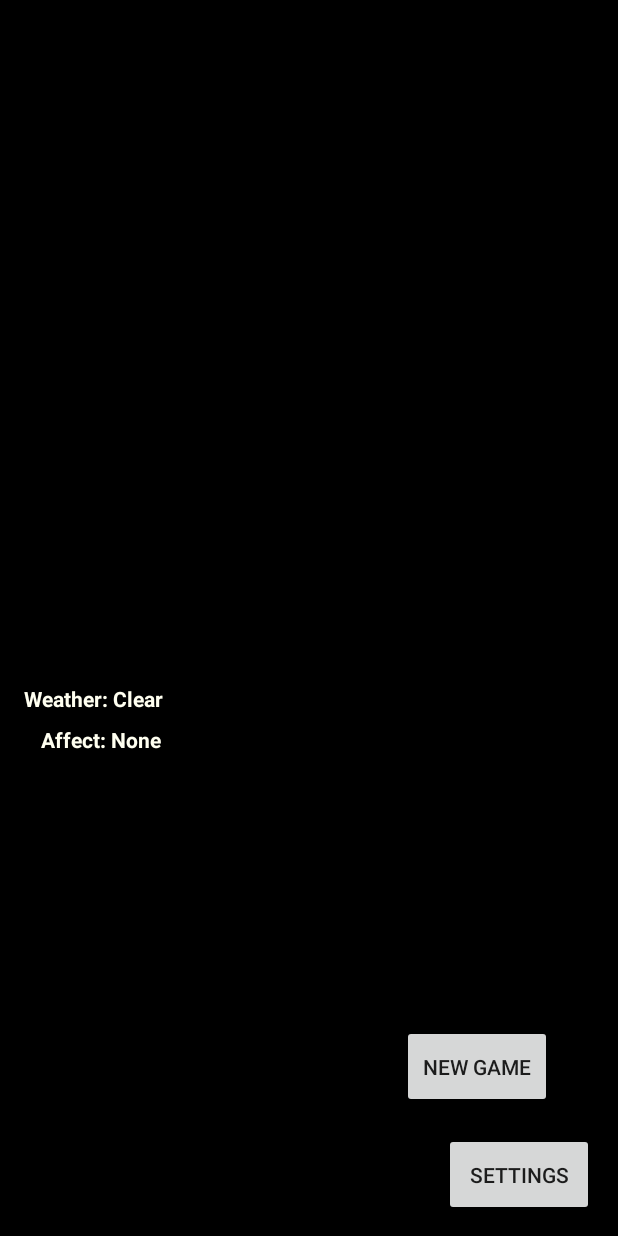
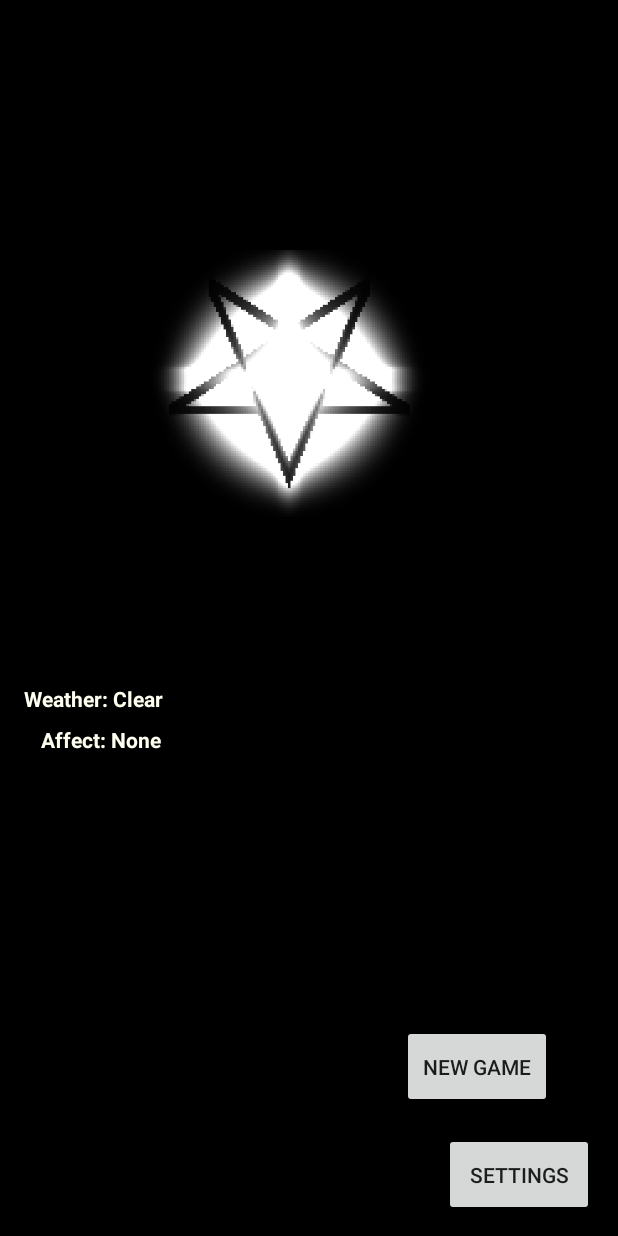
Before and after one commit to HLA-systeem/ToUncurseWeRequireaRumor, an Android app: the screen it shows after launch (MainActivity), on a phone screen of 412 x 824 dp. Run offline under Robolectric (Android 15) with nearby library versions, the light colour scheme and no system bars; 2 statements that could not run were skipped.

Commit message:
added the star to the title screen and made a finalScene

```diff
--- a/app/src/main/res/layout/activity_main.xml
+++ b/app/src/main/res/layout/activity_main.xml
@@ -52,4 +52,14 @@
         android:textStyle="bold"
         app:layout_constraintLeft_toLeftOf="parent"
         app:layout_constraintTop_toBottomOf="@+id/text_weatherStatus" />
+
+    <ImageView
+        android:id="@+id/imageView"
+        android:layout_width="317dp"
+        android:layout_height="420dp"
+        app:srcCompat="@drawable/star"
+        android:layout_marginLeft="34dp"
+        app:layout_constraintLeft_toLeftOf="parent"
+        app:layout_constraintTop_toTopOf="parent"
+        android:layout_marginTop="45dp" />
 </android.support.constraint.ConstraintLayout>
```
Also changed, not shown: app/src/main/java/nl/hr/touncursewerequirearumor/scenes/EndingScene.java (added, +66 -0 lines).
